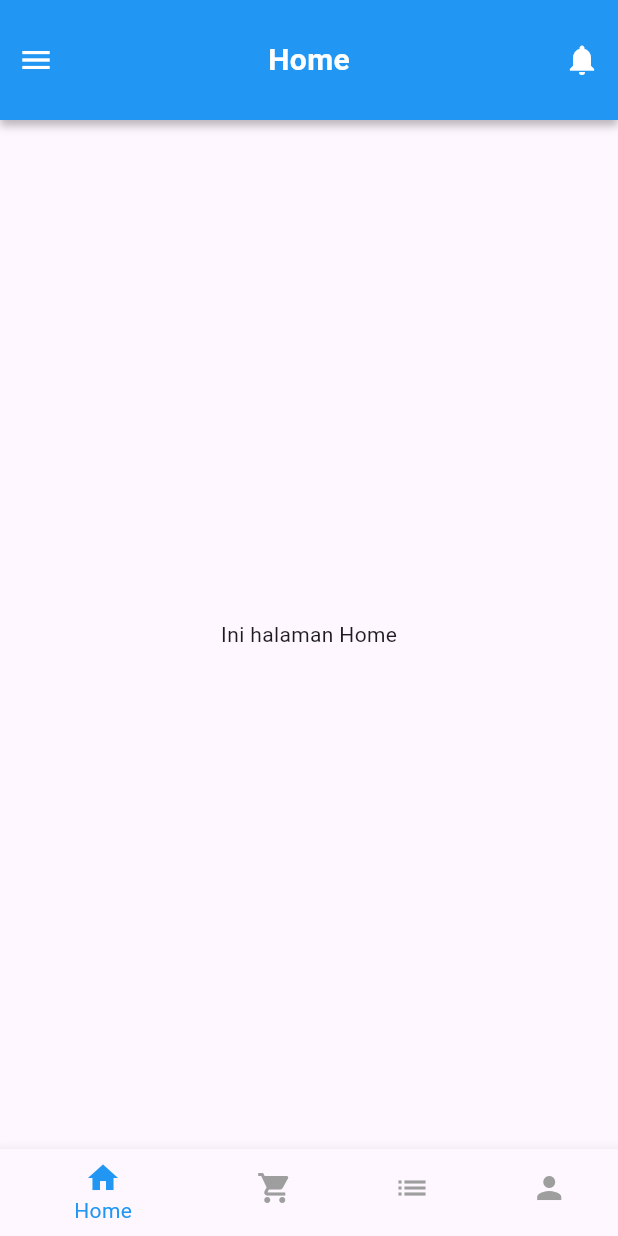
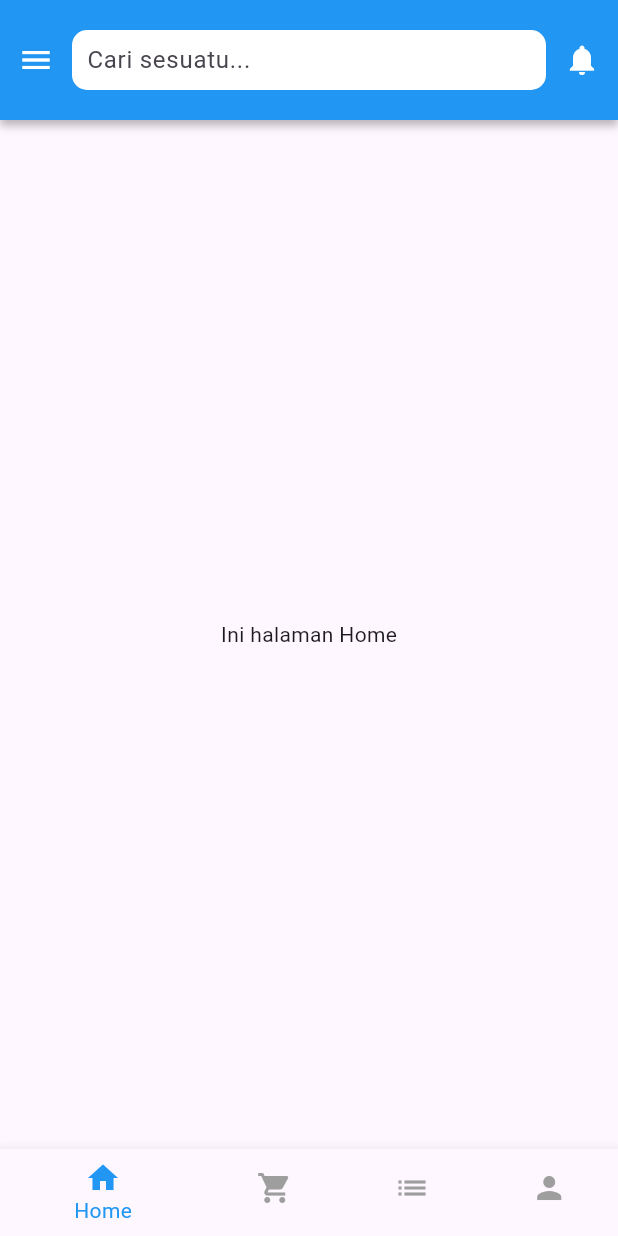
Before and after one commit to alifroject/Eccomerce-1stDayOfDart, a Flutter app: the screen it shows after launch, on a phone screen of 412 x 824 dp. Run offline on Flutter 3.47's test engine with Material 3 defaults, Android fonts, the phone set to English and light mode, and no system bars.

Commit message:
Adding some items in home section

```diff
--- a/lib/views/home_screen.dart
+++ b/lib/views/home_screen.dart
@@ -7,7 +7,7 @@ class HomeScreen extends StatelessWidget {
       appBar: PreferredSize(
         preferredSize: Size.fromHeight(80),
         child: Container(
-          height: 100,
+          height: 150,
           decoration: BoxDecoration(
             color: Colors.blue, // Ganti warna sesuai selera
             borderRadius: BorderRadius.only(
@@ -32,12 +32,23 @@ class HomeScreen extends StatelessWidget {
                     // Aksi ketika menu ditekan
                   },
                 ),
-                Text(
-                  'Home',
-                  style: TextStyle(
-                    color: Colors.white,
-                    fontSize: 20,
-                    fontWeight: FontWeight.bold,
+                Expanded(
+                  // Supaya inputan tidak melebihi batas Row
+                  child: Container(
+                    height: 40, // Sesuaikan tinggi input
+                    padding: EdgeInsets.symmetric(
+                        horizontal: 10), // Biar tidak terlalu rapat
+                    decoration: BoxDecoration(
+                      color: Colors.white, // Warna background input
+                      borderRadius: BorderRadius.circular(10),
+                    ),
+                    child: TextField(
+                      decoration: InputDecoration(
+                        hintText: 'Cari sesuatu...',
+                        border: InputBorder.none, // Hilangkan border bawaan
+                        contentPadding: EdgeInsets.symmetric(vertical: 10),
+                      ),
+                    ),
                   ),
                 ),
                 IconButton(
```
